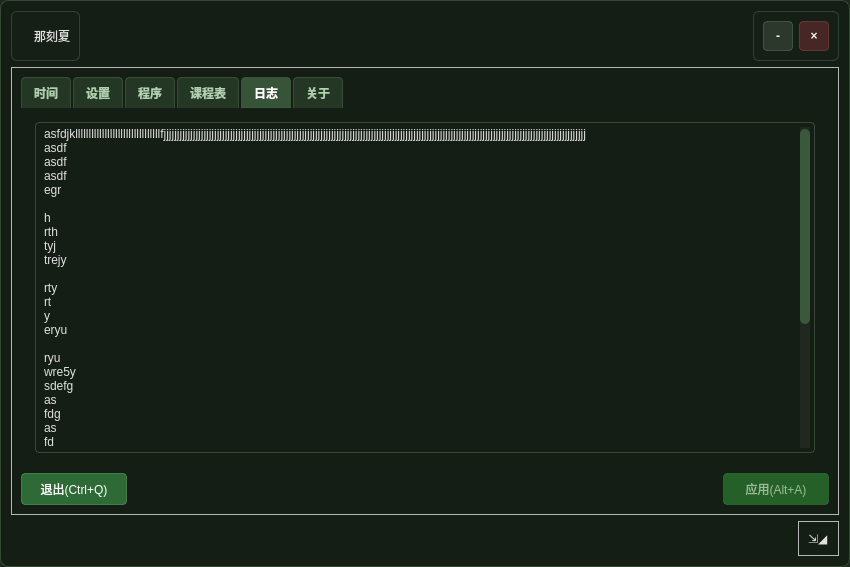
Above: UIs/settings.ui from ZYOctopuszy/TimeTipper before the change. Below: the same form after it.
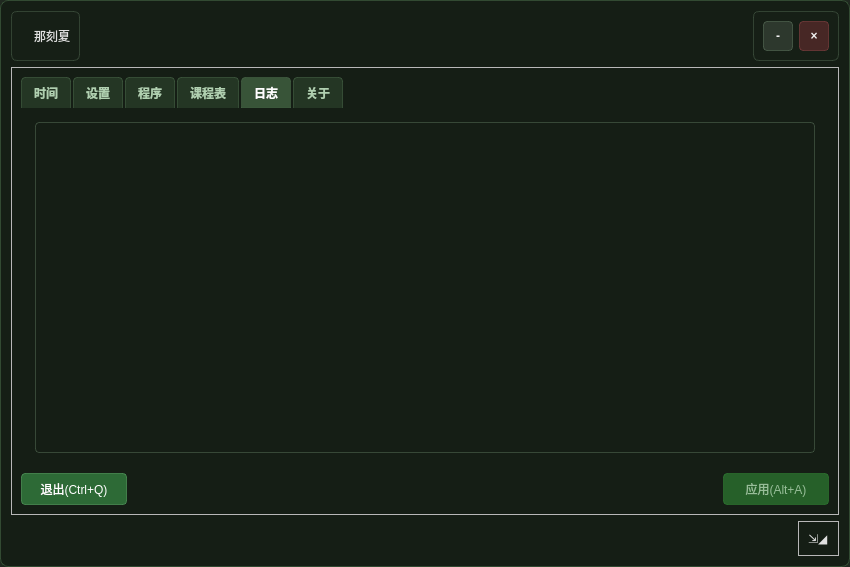
That is the form after the change. The open tabs and pages were chosen to show the change. Icons and pictures are not drawn.

Diff of the .ui file:
```diff
--- a/UIs/settings.ui
+++ b/UIs/settings.ui
@@ -1086,43 +1086,7 @@
 li.unchecked::marker { content: &quot;\2610&quot;; }
 li.checked::marker { content: &quot;\2612&quot;; }
 &lt;/style&gt;&lt;/head&gt;&lt;body style=&quot; font-family:'Microsoft YaHei','Segoe UI','sans-serif'; font-size:9pt; font-weight:400; font-style:normal;&quot;&gt;
-&lt;p style=&quot; margin-top:0px; margin-bottom:0px; margin-left:0px; margin-right:0px; -qt-block-indent:0; text-indent:0px;&quot;&gt;asfdjkllllllllllllllllllllllllllllllllfjjjjjjjjjjjjjjjjjjjjjjjjjjjjjjjjjjjjjjjjjjjjjjjjjjjjjjjjjjjjjjjjjjjjjjjjjjjjjjjjjjjjjjjjjjjjjjjjjjjjjjjjjjjjjjjjjjjjjjjjjjjjjjjjjjjjjjjjjjjjjjjjjjjjjjjjjjjjjjj&lt;/p&gt;
-&lt;p style=&quot; margin-top:0px; margin-bottom:0px; margin-left:0px; margin-right:0px; -qt-block-indent:0; text-indent:0px;&quot;&gt;asdf&lt;/p&gt;
-&lt;p style=&quot; margin-top:0px; margin-bottom:0px; margin-left:0px; margin-right:0px; -qt-block-indent:0; text-indent:0px;&quot;&gt;asdf&lt;/p&gt;
-&lt;p style=&quot; margin-top:0px; margin-bottom:0px; margin-left:0px; margin-right:0px; -qt-block-indent:0; text-indent:0px;&quot;&gt;asdf&lt;/p&gt;
-&lt;p style=&quot; margin-top:0px; margin-bottom:0px; margin-left:0px; margin-right:0px; -qt-block-indent:0; text-indent:0px;&quot;&gt;egr&lt;/p&gt;
-&lt;p style=&quot; margin-top:0px; margin-bottom:0px; margin-left:0px; margin-right:0px; -qt-block-indent:0; text-indent:0px;&quot;&gt; &lt;/p&gt;
-&lt;p style=&quot; margin-top:0px; margin-bottom:0px; margin-left:0px; margin-right:0px; -qt-block-indent:0; text-indent:0px;&quot;&gt;h &lt;/p&gt;
-&lt;p style=&quot; margin-top:0px; margin-bottom:0px; margin-left:0px; margin-right:0px; -qt-block-indent:0; text-indent:0px;&quot;&gt;rth&lt;/p&gt;
-&lt;p style=&quot; margin-top:0px; margin-bottom:0px; margin-left:0px; margin-right:0px; -qt-block-indent:0; text-indent:0px;&quot;&gt;tyj&lt;/p&gt;
-&lt;p style=&quot; margin-top:0px; margin-bottom:0px; margin-left:0px; margin-right:0px; -qt-block-indent:0; text-indent:0px;&quot;&gt;trejy&lt;/p&gt;
-&lt;p style=&quot;-qt-paragraph-type:empty; margin-top:0px; margin-bottom:0px; margin-left:0px; margin-right:0px; -qt-block-indent:0; text-indent:0px;&quot;&gt;&lt;br /&gt;&lt;/p&gt;
-&lt;p style=&quot; margin-top:0px; margin-bottom:0px; margin-left:0px; margin-right:0px; -qt-block-indent:0; text-indent:0px;&quot;&gt;rty&lt;/p&gt;
-&lt;p style=&quot; margin-top:0px; margin-bottom:0px; margin-left:0px; margin-right:0px; -qt-block-indent:0; text-indent:0px;&quot;&gt;rt&lt;/p&gt;
-&lt;p style=&quot; margin-top:0px; margin-bottom:0px; margin-left:0px; margin-right:0px; -qt-block-indent:0; text-indent:0px;&quot;&gt;y&lt;/p&gt;
-&lt;p style=&quot; margin-top:0px; margin-bottom:0px; margin-left:0px; margin-right:0px; -qt-block-indent:0; text-indent:0px;&quot;&gt;eryu&lt;/p&gt;
-&lt;p style=&quot;-qt-paragraph-type:empty; margin-top:0px; margin-bottom:0px; margin-left:0px; margin-right:0px; -qt-block-indent:0; text-indent:0px;&quot;&gt;&lt;br /&gt;&lt;/p&gt;
-&lt;p style=&quot; margin-top:0px; margin-bottom:0px; margin-left:0px; margin-right:0px; -qt-block-indent:0; text-indent:0px;&quot;&gt;ryu&lt;/p&gt;
-&lt;p style=&quot; margin-top:0px; margin-bottom:0px; margin-left:0px; margin-right:0px; -qt-block-indent:0; text-indent:0px;&quot;&gt;wre5y&lt;/p&gt;
-&lt;p style=&quot; margin-top:0px; margin-bottom:0px; margin-left:0px; margin-right:0px; -qt-block-indent:0; text-indent:0px;&quot;&gt;sdefg&lt;/p&gt;
-&lt;p style=&quot; margin-top:0px; margin-bottom:0px; margin-left:0px; margin-right:0px; -qt-block-indent:0; text-indent:0px;&quot;&gt;as&lt;/p&gt;
-&lt;p style=&quot; margin-top:0px; margin-bottom:0px; margin-left:0px; margin-right:0px; -qt-block-indent:0; text-indent:0px;&quot;&gt;fdg&lt;/p&gt;
-&lt;p style=&quot; margin-top:0px; margin-bottom:0px; margin-left:0px; margin-right:0px; -qt-block-indent:0; text-indent:0px;&quot;&gt;as&lt;/p&gt;
-&lt;p style=&quot; margin-top:0px; margin-bottom:0px; margin-left:0px; margin-right:0px; -qt-block-indent:0; text-indent:0px;&quot;&gt;fd&lt;/p&gt;
-&lt;p style=&quot; margin-top:0px; margin-bottom:0px; margin-left:0px; margin-right:0px; -qt-block-indent:0; text-indent:0px;&quot;&gt;as&lt;/p&gt;
-&lt;p style=&quot; margin-top:0px; margin-bottom:0px; margin-left:0px; margin-right:0px; -qt-block-indent:0; text-indent:0px;&quot;&gt;d&lt;/p&gt;
-&lt;p style=&quot; margin-top:0px; margin-bottom:0px; margin-left:0px; margin-right:0px; -qt-block-indent:0; text-indent:0px;&quot;&gt;f&lt;/p&gt;
-&lt;p style=&quot; margin-top:0px; margin-bottom:0px; margin-left:0px; margin-right:0px; -qt-block-indent:0; text-indent:0px;&quot;&gt;asd&lt;/p&gt;
-&lt;p style=&quot; margin-top:0px; margin-bottom:0px; margin-left:0px; margin-right:0px; -qt-block-indent:0; text-indent:0px;&quot;&gt;fa&lt;/p&gt;
-&lt;p style=&quot; margin-top:0px; margin-bottom:0px; margin-left:0px; margin-right:0px; -qt-block-indent:0; text-indent:0px;&quot;&gt;sdf&lt;/p&gt;
-&lt;p style=&quot; margin-top:0px; margin-bottom:0px; margin-left:0px; margin-right:0px; -qt-block-indent:0; text-indent:0px;&quot;&gt;asd&lt;/p&gt;
-&lt;p style=&quot; margin-top:0px; margin-bottom:0px; margin-left:0px; margin-right:0px; -qt-block-indent:0; text-indent:0px;&quot;&gt;f&lt;/p&gt;
-&lt;p style=&quot; margin-top:0px; margin-bottom:0px; margin-left:0px; margin-right:0px; -qt-block-indent:0; text-indent:0px;&quot;&gt;asd&lt;/p&gt;
-&lt;p style=&quot; margin-top:0px; margin-bottom:0px; margin-left:0px; margin-right:0px; -qt-block-indent:0; text-indent:0px;&quot;&gt;f&lt;/p&gt;
-&lt;p style=&quot; margin-top:0px; margin-bottom:0px; margin-left:0px; margin-right:0px; -qt-block-indent:0; text-indent:0px;&quot;&gt;as&lt;/p&gt;
-&lt;p style=&quot; margin-top:0px; margin-bottom:0px; margin-left:0px; margin-right:0px; -qt-block-indent:0; text-indent:0px;&quot;&gt;df&lt;/p&gt;
-&lt;p style=&quot; margin-top:0px; margin-bottom:0px; margin-left:0px; margin-right:0px; -qt-block-indent:0; text-indent:0px;&quot;&gt;as&lt;/p&gt;
-&lt;p style=&quot; margin-top:0px; margin-bottom:0px; margin-left:0px; margin-right:0px; -qt-block-indent:0; text-indent:0px;&quot;&gt;df&lt;/p&gt;&lt;/body&gt;&lt;/html&gt;</string>
+&lt;p style=&quot;-qt-paragraph-type:empty; margin-top:0px; margin-bottom:0px; margin-left:0px; margin-right:0px; -qt-block-indent:0; text-indent:0px;&quot;&gt;&lt;br /&gt;&lt;/p&gt;&lt;/body&gt;&lt;/html&gt;</string>
             </property>
             <property name="openExternalLinks">
              <bool>true</bool>
```
